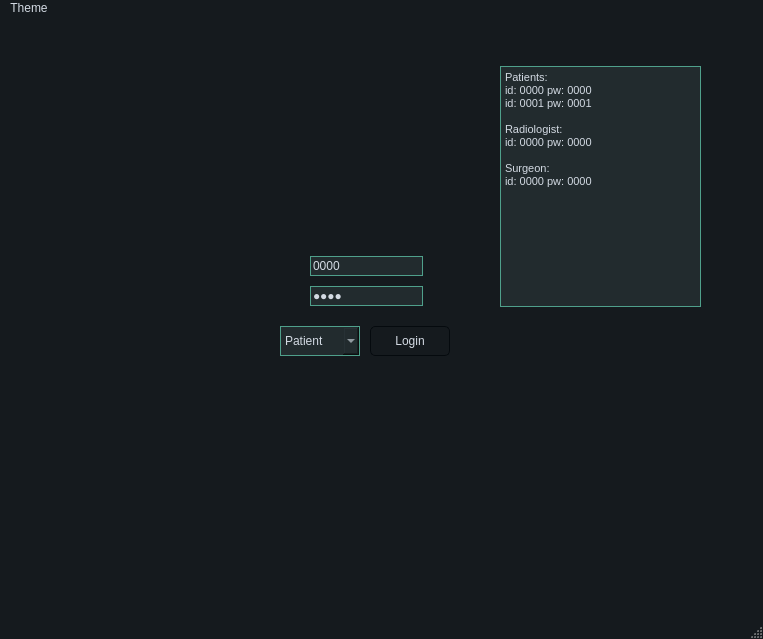
Qt form UI/ui_main_window.ui (nilsgehlin/team-dft) before a commit.
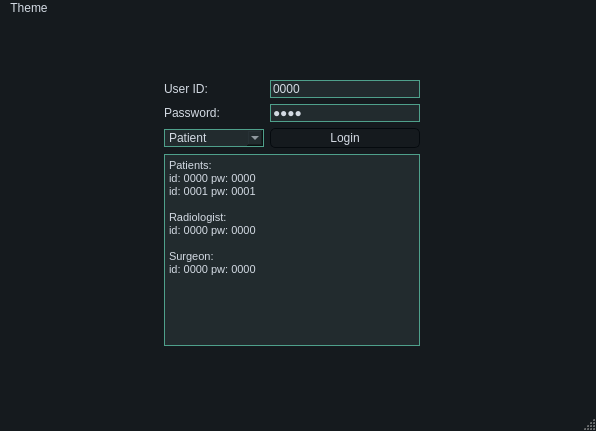
The same form after that commit.

Commit message: Update patient and radiologist to adjust layout when changing size of window

Patch:
```diff
--- a/UI/ui_main_window.ui
+++ b/UI/ui_main_window.ui
@@ -9,8 +9,8 @@
    <rect>
     <x>0</x>
     <y>0</y>
-    <width>763</width>
-    <height>639</height>
+    <width>596</width>
+    <height>431</height>
    </rect>
   </property>
   <property name="sizePolicy">
@@ -562,15 +562,9 @@
    <property name="styleSheet">
     <string notr="true"/>
    </property>
+   <layout class="QGridLayout" name="gridLayout_5">
+    <item row="0" column="0">
    <widget class="QStackedWidget" name="stacked_main">
-    <property name="geometry">
-     <rect>
-      <x>0</x>
-      <y>0</y>
-      <width>763</width>
-      <height>598</height>
-     </rect>
-    </property>
     <property name="sizePolicy">
      <sizepolicy hsizetype="Preferred" vsizetype="Preferred">
       <horstretch>0</horstretch>
@@ -581,27 +575,72 @@
      <number>0</number>
     </property>
     <widget class="QWidget" name="page_login">
+       <layout class="QGridLayout" name="gridLayout_2">
+        <item row="0" column="1" colspan="4">
+         <spacer name="verticalSpacer">
+          <property name="orientation">
+           <enum>Qt::Vertical</enum>
+          </property>
+          <property name="sizeHint" stdset="0">
+           <size>
+            <width>20</width>
+            <height>40</height>
+           </size>
+          </property>
+         </spacer>
+        </item>
+        <item row="6" column="1" colspan="2">
+         <widget class="QTextEdit" name="textEdit">
+          <property name="html">
+           <string>&lt;!DOCTYPE HTML PUBLIC &quot;-//W3C//DTD HTML 4.0//EN&quot; &quot;http://www.w3.org/TR/REC-html40/strict.dtd&quot;&gt;
+&lt;html&gt;&lt;head&gt;&lt;meta name=&quot;qrichtext&quot; content=&quot;1&quot; /&gt;&lt;style type=&quot;text/css&quot;&gt;
+p, li { white-space: pre-wrap; }
+&lt;/style&gt;&lt;/head&gt;&lt;body style=&quot; font-family:'MS Shell Dlg 2'; font-size:8.25pt; font-weight:400; font-style:normal;&quot;&gt;
+&lt;p style=&quot; margin-top:0px; margin-bottom:0px; margin-left:0px; margin-right:0px; -qt-block-indent:0; text-indent:0px;&quot;&gt;Patients:&lt;/p&gt;
+&lt;p style=&quot; margin-top:0px; margin-bottom:0px; margin-left:0px; margin-right:0px; -qt-block-indent:0; text-indent:0px;&quot;&gt;id: 0000 pw: 0000&lt;/p&gt;
+&lt;p style=&quot; margin-top:0px; margin-bottom:0px; margin-left:0px; margin-right:0px; -qt-block-indent:0; text-indent:0px;&quot;&gt;id: 0001 pw: 0001&lt;/p&gt;
+&lt;p style=&quot;-qt-paragraph-type:empty; margin-top:0px; margin-bottom:0px; margin-left:0px; margin-right:0px; -qt-block-indent:0; text-indent:0px;&quot;&gt;&lt;br /&gt;&lt;/p&gt;
+&lt;p style=&quot; margin-top:0px; margin-bottom:0px; margin-left:0px; margin-right:0px; -qt-block-indent:0; text-indent:0px;&quot;&gt;Radiologist:&lt;/p&gt;
+&lt;p style=&quot; margin-top:0px; margin-bottom:0px; margin-left:0px; margin-right:0px; -qt-block-indent:0; text-indent:0px;&quot;&gt;id: 0000 pw: 0000&lt;/p&gt;
+&lt;p style=&quot;-qt-paragraph-type:empty; margin-top:0px; margin-bottom:0px; margin-left:0px; margin-right:0px; -qt-block-indent:0; text-indent:0px;&quot;&gt;&lt;br /&gt;&lt;/p&gt;
+&lt;p style=&quot; margin-top:0px; margin-bottom:0px; margin-left:0px; margin-right:0px; -qt-block-indent:0; text-indent:0px;&quot;&gt;Surgeon:&lt;/p&gt;
+&lt;p style=&quot; margin-top:0px; margin-bottom:0px; margin-left:0px; margin-right:0px; -qt-block-indent:0; text-indent:0px;&quot;&gt;id: 0000 pw: 0000&lt;/p&gt;&lt;/body&gt;&lt;/html&gt;</string>
+          </property>
+         </widget>
+        </item>
+        <item row="4" column="2">
      <widget class="QPushButton" name="page_login_button_login">
-      <property name="geometry">
-       <rect>
-        <x>370</x>
-        <y>310</y>
-        <width>80</width>
-        <height>30</height>
-       </rect>
+          <property name="maximumSize">
+           <size>
+            <width>200</width>
+            <height>16777215</height>
+           </size>
       </property>
       <property name="text">
        <string>Login</string>
       </property>
      </widget>
+        </item>
+        <item row="4" column="0">
+         <spacer name="horizontalSpacer">
+          <property name="orientation">
+           <enum>Qt::Horizontal</enum>
+          </property>
+          <property name="sizeHint" stdset="0">
+           <size>
+            <width>40</width>
+            <height>20</height>
+           </size>
+          </property>
+         </spacer>
+        </item>
+        <item row="4" column="1">
      <widget class="QComboBox" name="page_login_combobox_user_type">
-      <property name="geometry">
-       <rect>
-        <x>280</x>
-        <y>310</y>
-        <width>80</width>
-        <height>30</height>
-       </rect>
+          <property name="minimumSize">
+           <size>
+            <width>100</width>
+            <height>0</height>
+           </size>
       </property>
       <item>
        <property name="text">
@@ -619,30 +658,21 @@
        </property>
       </item>
      </widget>
-     <widget class="QLineEdit" name="page_login_insert_id">
-      <property name="geometry">
-       <rect>
-        <x>310</x>
-        <y>240</y>
-        <width>113</width>
-        <height>20</height>
-       </rect>
-      </property>
+        </item>
+        <item row="3" column="1">
+         <widget class="QLabel" name="label_2">
       <property name="text">
-       <string>0000</string>
-      </property>
-      <property name="placeholderText">
-       <string>ID</string>
-      </property>
-     </widget>
+           <string>Password:</string>
+          </property>
+         </widget>
+        </item>
+        <item row="3" column="2">
      <widget class="QLineEdit" name="page_login_insert_password">
-      <property name="geometry">
-       <rect>
-        <x>310</x>
-        <y>270</y>
-        <width>113</width>
-        <height>20</height>
-       </rect>
+          <property name="maximumSize">
+           <size>
+            <width>200</width>
+            <height>16777215</height>
+           </size>
       </property>
       <property name="text">
        <string>0000</string>
@@ -657,31 +687,57 @@
        <bool>false</bool>
       </property>
      </widget>
-     <widget class="QTextEdit" name="textEdit">
-      <property name="geometry">
-       <rect>
-        <x>500</x>
-        <y>50</y>
-        <width>201</width>
-        <height>241</height>
-       </rect>
-      </property>
-      <property name="html">
-       <string>&lt;!DOCTYPE HTML PUBLIC &quot;-//W3C//DTD HTML 4.0//EN&quot; &quot;http://www.w3.org/TR/REC-html40/strict.dtd&quot;&gt;
-&lt;html&gt;&lt;head&gt;&lt;meta name=&quot;qrichtext&quot; content=&quot;1&quot; /&gt;&lt;style type=&quot;text/css&quot;&gt;
-p, li { white-space: pre-wrap; }
-&lt;/style&gt;&lt;/head&gt;&lt;body style=&quot; font-family:'MS Shell Dlg 2'; font-size:8.25pt; font-weight:400; font-style:normal;&quot;&gt;
-&lt;p style=&quot; margin-top:0px; margin-bottom:0px; margin-left:0px; margin-right:0px; -qt-block-indent:0; text-indent:0px;&quot;&gt;Patients:&lt;/p&gt;
-&lt;p style=&quot; margin-top:0px; margin-bottom:0px; margin-left:0px; margin-right:0px; -qt-block-indent:0; text-indent:0px;&quot;&gt;id: 0000 pw: 0000&lt;/p&gt;
-&lt;p style=&quot; margin-top:0px; margin-bottom:0px; margin-left:0px; margin-right:0px; -qt-block-indent:0; text-indent:0px;&quot;&gt;id: 0001 pw: 0001&lt;/p&gt;
-&lt;p style=&quot;-qt-paragraph-type:empty; margin-top:0px; margin-bottom:0px; margin-left:0px; margin-right:0px; -qt-block-indent:0; text-indent:0px;&quot;&gt;&lt;br /&gt;&lt;/p&gt;
-&lt;p style=&quot; margin-top:0px; margin-bottom:0px; margin-left:0px; margin-right:0px; -qt-block-indent:0; text-indent:0px;&quot;&gt;Radiologist:&lt;/p&gt;
-&lt;p style=&quot; margin-top:0px; margin-bottom:0px; margin-left:0px; margin-right:0px; -qt-block-indent:0; text-indent:0px;&quot;&gt;id: 0000 pw: 0000&lt;/p&gt;
-&lt;p style=&quot;-qt-paragraph-type:empty; margin-top:0px; margin-bottom:0px; margin-left:0px; margin-right:0px; -qt-block-indent:0; text-indent:0px;&quot;&gt;&lt;br /&gt;&lt;/p&gt;
-&lt;p style=&quot; margin-top:0px; margin-bottom:0px; margin-left:0px; margin-right:0px; -qt-block-indent:0; text-indent:0px;&quot;&gt;Surgeon:&lt;/p&gt;
-&lt;p style=&quot; margin-top:0px; margin-bottom:0px; margin-left:0px; margin-right:0px; -qt-block-indent:0; text-indent:0px;&quot;&gt;id: 0000 pw: 0000&lt;/p&gt;&lt;/body&gt;&lt;/html&gt;</string>
-      </property>
-     </widget>
+        </item>
+        <item row="2" column="2">
+         <widget class="QLineEdit" name="page_login_insert_id">
+          <property name="maximumSize">
+           <size>
+            <width>200</width>
+            <height>16777215</height>
+           </size>
+          </property>
+          <property name="text">
+           <string>0000</string>
+          </property>
+          <property name="placeholderText">
+           <string>ID</string>
+          </property>
+         </widget>
+        </item>
+        <item row="2" column="1">
+         <widget class="QLabel" name="label">
+          <property name="text">
+           <string>User ID:</string>
+          </property>
+         </widget>
+        </item>
+        <item row="7" column="1">
+         <spacer name="verticalSpacer_2">
+          <property name="orientation">
+           <enum>Qt::Vertical</enum>
+          </property>
+          <property name="sizeHint" stdset="0">
+           <size>
+            <width>20</width>
+            <height>40</height>
+           </size>
+          </property>
+         </spacer>
+        </item>
+        <item row="6" column="3">
+         <spacer name="horizontalSpacer_2">
+          <property name="orientation">
+           <enum>Qt::Horizontal</enum>
+          </property>
+          <property name="sizeHint" stdset="0">
+           <size>
+            <width>40</width>
+            <height>20</height>
+           </size>
+          </property>
+         </spacer>
+        </item>
+       </layout>
     </widget>
     <widget class="QWidget" name="page_rad">
      <widget class="QStackedWidget" name="stacked_rad">
@@ -708,25 +764,22 @@
      </widget>
     </widget>
     <widget class="QWidget" name="page_sur">
-     <widget class="QStackedWidget" name="stacked_sur">
-      <property name="geometry">
-       <rect>
-        <x>0</x>
-        <y>0</y>
-        <width>800</width>
-        <height>559</height>
-       </rect>
-      </property>
-     </widget>
-    </widget>
-   </widget>
+       <layout class="QGridLayout" name="gridLayout_6">
+        <item row="0" column="0">
+         <widget class="QStackedWidget" name="stacked_sur"/>
+        </item>
+       </layout>
+      </widget>
+     </widget>
+    </item>
+   </layout>
   </widget>
   <widget class="QMenuBar" name="menu_bar">
    <property name="geometry">
     <rect>
      <x>0</x>
      <y>0</y>
-     <width>763</width>
+     <width>596</width>
      <height>18</height>
     </rect>
    </property>
```
Left out of the diff: 31 changed lines with no effect on the pictures. Lines whose indentation alone changed are shown as unchanged. The commit also changes 10 other files.
